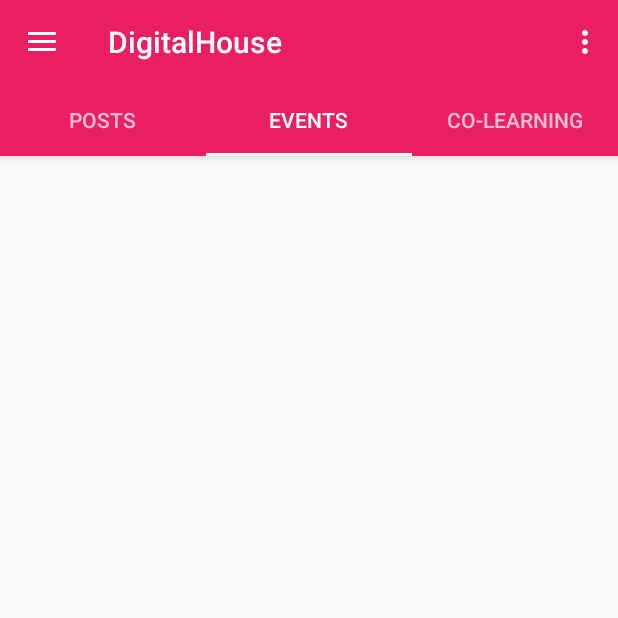
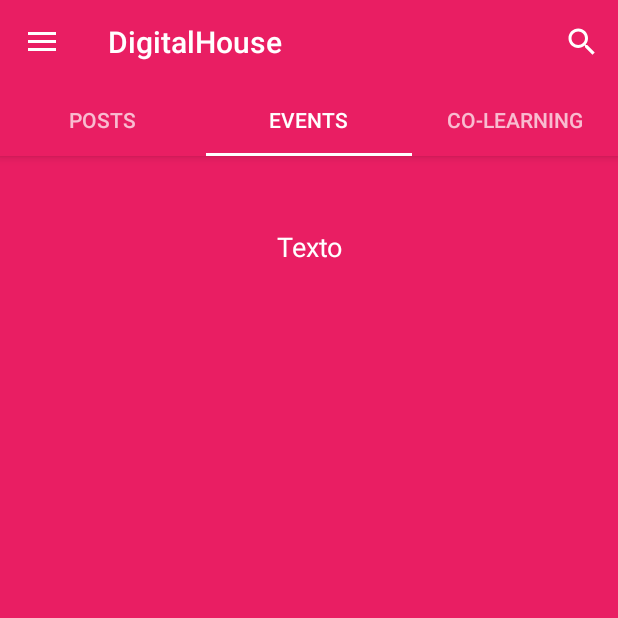
Before and after one commit to DigitalHouseBrasil/Mobile02, an Android app: the HomeActivity screen opened directly, with no data from a screen before it, in the side drawer, after a tap on "Comments", on a phone screen of 412 x 824 dp, the top half of it. Run offline under Robolectric (Android 15) with nearby library versions, the phone set to English and light mode, and no system bars; 1 statement that could not run was skipped.

Commit message:
Add searchview

```diff
--- a/DigitalHouseApp/app/src/main/java/br/com/digitalhouse/digitalhouseapp/HomeActivity.java
+++ b/DigitalHouseApp/app/src/main/java/br/com/digitalhouse/digitalhouseapp/HomeActivity.java
@@ -6,10 +6,13 @@ import android.support.design.widget.TabLayout;
 import android.support.v4.app.Fragment;
 import android.support.v4.app.FragmentTransaction;
 import android.support.v4.view.GravityCompat;
+import android.support.v4.view.MenuCompat;
+import android.support.v4.view.MenuItemCompat;
 import android.support.v4.view.ViewPager;
 import android.support.v4.widget.DrawerLayout;
 import android.support.v7.app.ActionBarDrawerToggle;
 import android.support.v7.app.AppCompatActivity;
+import android.support.v7.widget.SearchView;
 import android.support.v7.widget.Toolbar;
 import android.view.Menu;
 import android.view.MenuItem;
@@ -89,6 +92,21 @@ public class HomeActivity extends AppCompatActivity
     public boolean onCreateOptionsMenu(Menu menu) {
         // Inflate the menu; this adds items to the action bar if it is present.
         getMenuInflater().inflate(R.menu.home, menu);
+
+        SearchView searchView = (SearchView) MenuItemCompat.getActionView(menu.findItem(R.id.action_search));
+        searchView.setIconified(false);
+
+        searchView.setOnQueryTextListener(new SearchView.OnQueryTextListener() {
+            @Override
+            public boolean onQueryTextSubmit(String query) {
+                return false;
+            }
+
+            @Override
+            public boolean onQueryTextChange(String newText) {
+                return false;
+            }
+        });
         return true;
     }
 
@@ -100,8 +118,8 @@ public class HomeActivity extends AppCompatActivity
         int id = item.getItemId();
 
         //noinspection SimplifiableIfStatement
-        if (id == R.id.action_settings) {
-            return true;
+        if (id == R.id.action_search) {
+            return super.onOptionsItemSelected(item);
         }
 
         return super.onOptionsItemSelected(item);
--- a/DigitalHouseApp/app/src/main/res/menu/home.xml
+++ b/DigitalHouseApp/app/src/main/res/menu/home.xml
@@ -1,9 +1,11 @@
 <?xml version="1.0" encoding="utf-8"?>
 <menu xmlns:android="http://schemas.android.com/apk/res/android"
     xmlns:app="http://schemas.android.com/apk/res-auto">
+
     <item
-        android:id="@+id/action_settings"
-        android:orderInCategory="100"
-        android:title="@string/action_settings"
-        app:showAsAction="never" />
+        android:id="@+id/action_search"
+        android:icon="@drawable/abc_ic_search_api_material"
+        android:title="@android:string/search_go"
+        app:actionViewClass="android.support.v7.widget.SearchView"
+        app:showAsAction="ifRoom|collapseActionView" />
 </menu>
```
